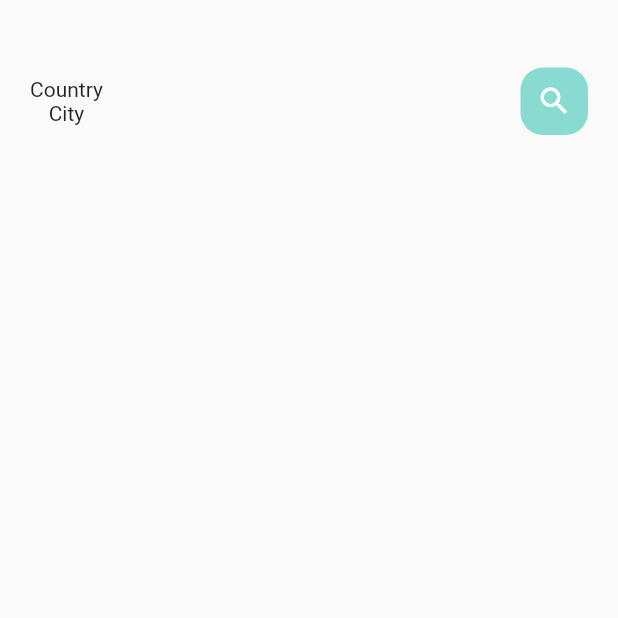
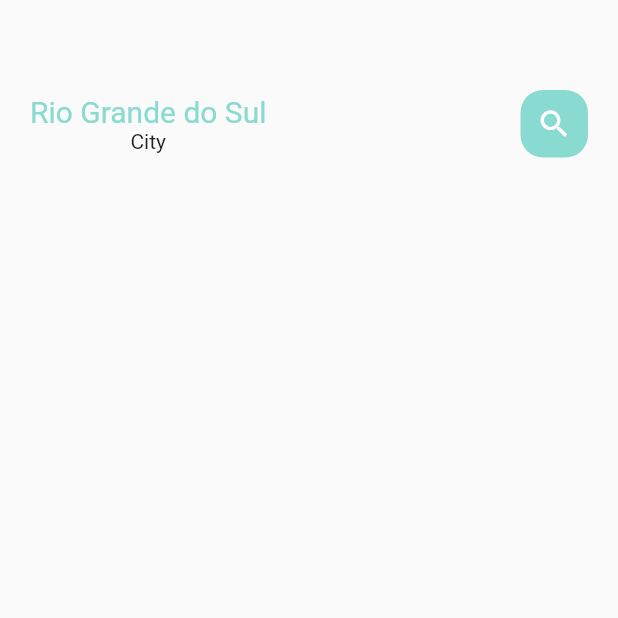
Before and after one commit to williamsimionatto/food_app, a Flutter app: the screen it shows after launch, on a phone screen of 412 x 824 dp, the top half of it. Run offline on Flutter 3.47's test engine with Material 2 defaults, Android fonts, the phone set to English and light mode, and no system bars.

Commit message:
feat: create BigText widget

```diff
--- a/lib/ui/pages/home/main_food_page.dart
+++ b/lib/ui/pages/home/main_food_page.dart
@@ -1,3 +1,4 @@
+import 'package:delivery_food_app/ui/widgets/big_text.dart';
 import 'package:flutter/material.dart';
 
 import 'package:delivery_food_app/ui/utils/colors.dart';
@@ -17,15 +18,18 @@ class _MainFoodPageState extends State<MainFoodPage> {
         children: [
           Container(
             child: Container(
-              margin: const EdgeInsets.only(top: 45, bottom: 15),
+              margin: const EdgeInsets.only(top: 60, bottom: 15),
               padding: const EdgeInsets.only(left: 20, right: 20),
               child: Row(
                 mainAxisAlignment: MainAxisAlignment.spaceBetween,
                 children: [
                   Column(
-                    children: const <Widget>[
-                      Text('Country'),
-                      Text('City'),
+                    children: <Widget>[
+                      BigText(
+                        text: 'Rio Grande do Sul',
+                        color: AppColors.mainColor,
+                      ),
+                      const Text('City'),
                     ],
                   ),
                   Center(
--- /dev/null
+++ b/lib/ui/widgets/big_text.dart
@@ -0,0 +1,31 @@
+import 'package:delivery_food_app/ui/utils/colors.dart';
+import 'package:flutter/cupertino.dart';
+
+class BigText extends StatelessWidget {
+  Color? color;
+  final String text;
+  double fontSize;
+  TextOverflow overflow;
+
+  BigText({
+    required this.text,
+    this.color = AppColors.mainBlackColor,
+    this.fontSize = 20,
+    this.overflow = TextOverflow.ellipsis,
+    super.key,
+  });
+
+  @override
+  Widget build(BuildContext context) {
+    return Text(
+      text,
+      overflow: overflow,
+      style: TextStyle(
+        color: color,
+        fontSize: fontSize,
+        fontWeight: FontWeight.w400,
+        fontFamily: 'Roboto',
+      ),
+    );
+  }
+}
--- /dev/null
+++ b/lib/ui/widgets/widgets.dart
@@ -0,0 +1 @@
+export './big_text.dart';
```
